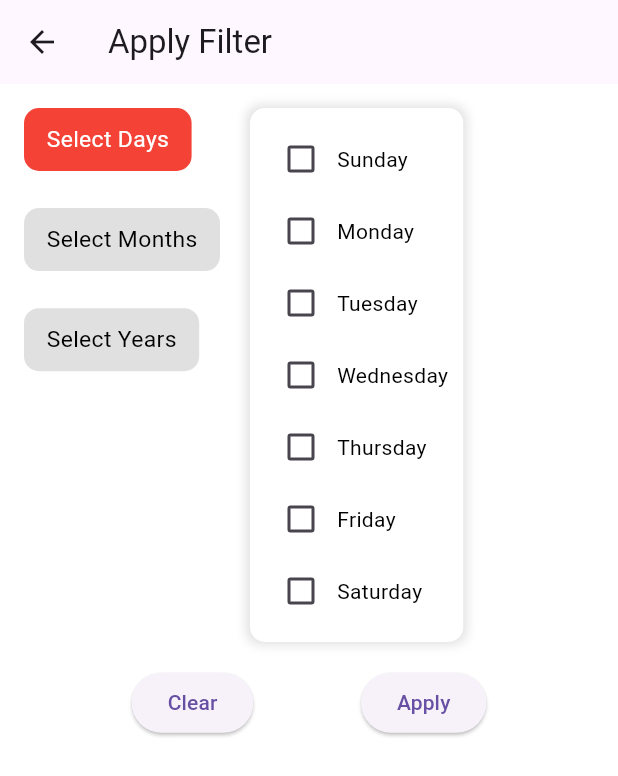
After one commit to Darjidev555/riverpod_news_app, a Flutter app: the BottomNavScreen screen opened directly, item 2 of the bottom bar chosen, after a tap on the "menu" icon, on a phone screen of 412 x 824 dp. The commit adds this screen. Shown: the top 776 px of the screen. Run offline on Flutter 3.47's test engine with Material 3 defaults, Android fonts, the phone set to English and light mode, and no system bars; our stand-ins replace app_links, cloud_firestore, delayed_display, device_info_plus, dio, firebase_auth and 10 more; accounts and stored records are empty; network calls fail.

Commit message:
add theme in my app

```diff
--- a/lib/core/commanwidget/trandingcard.dart
+++ b/lib/core/commanwidget/trandingcard.dart
@@ -27,7 +27,7 @@ class Trandingcard extends ConsumerWidget {
           children: [
             CommonTextWidget(
               text: "Hottest News",
-              fontSize: 16.sp,
+              fontSize: 15.sp,
               fontWeight: FontWeight.bold,
               color: theme.hintColor, // Use theme color
             ),
--- a/lib/core/feature/chat/viewmodel/chat_services.dart
+++ b/lib/core/feature/chat/viewmodel/chat_services.dart
@@ -2,7 +2,6 @@ import 'package:cloud_firestore/cloud_firestore.dart';
 import 'package:firebase_auth/firebase_auth.dart';
 import 'package:firebase_messaging/firebase_messaging.dart';
 import 'package:flutter_local_notifications/flutter_local_notifications.dart';
-import 'package:flutter/material.dart';
 
 class ChatService {
   final FirebaseFirestore _firestore = FirebaseFirestore.instance;
@@ -101,7 +100,7 @@ class ChatService {
 
   static Future<void> _sendPushNotification(
       String token, String senderName, String message) async {
-    // Here you need to integrate with your backend server to send the FCM notification
+    /// Here you need to integrate with your backend server to send the FCM notification
     print("Sending push notification to token: $token");
   }
 
--- /dev/null
+++ b/lib/core/feature/filter.dart/filterListScreen.dart
@@ -0,0 +1,39 @@
+import 'package:devwidget/core/feature/filter.dart/view.dart';
+import 'package:flutter/material.dart';
+
+class Filterlistscreen extends StatelessWidget {
+  final bool isFilterApplied;
+
+  Filterlistscreen({required this.isFilterApplied});
+
+  @override
+  Widget build(BuildContext context) {
+    return Scaffold(
+      appBar: AppBar(
+        automaticallyImplyLeading: false,
+        title: Text("Filtered List"),
+        actions: [
+          IconButton(
+              onPressed: () {
+                Navigator.push(
+                    context,
+                    MaterialPageRoute(
+                        builder: (context) => DaySelectionView()));
+              },
+              icon: Icon(
+                weight: 2.2,
+                size: 30.0,
+                Icons.menu,
+                color: isFilterApplied ? Colors.red : Colors.green,
+              ))
+        ],
+      ),
+      body: Center(
+        child: Text(
+          isFilterApplied ? "Filters Applied" : "No Filters Applied",
+          style: TextStyle(fontSize: 18),
+        ),
+      ),
+    );
+  }
+}
--- /dev/null
+++ b/lib/core/feature/filter.dart/view.dart
@@ -0,0 +1,244 @@
+import 'package:devwidget/core/commanwidget/commantextwidget.dart';
+import 'package:devwidget/core/commanwidget/newstile.dart';
+import 'package:devwidget/core/feature/filter.dart/filterListScreen.dart';
+import 'package:devwidget/core/feature/filter.dart/viewmodel.dart';
+import 'package:flutter/material.dart';
+import 'package:flutter_riverpod/flutter_riverpod.dart';
+import 'package:sizer/sizer.dart';
+
+class DaySelectionView extends ConsumerStatefulWidget {
+  @override
+  _DaySelectionViewState createState() => _DaySelectionViewState();
+}
+
+class _DaySelectionViewState extends ConsumerState<DaySelectionView> {
+  String selectedCategory = "Days"; // Track the selected category
+
+  @override
+  Widget build(BuildContext context) {
+    final state = ref.watch(daySelectionProvider);
+    final notifier = ref.read(daySelectionProvider.notifier);
+
+    final List<String> days = [
+      "Sunday",
+      "Monday",
+      "Tuesday",
+      "Wednesday",
+      "Thursday",
+      "Friday",
+      "Saturday"
+    ];
+
+    final List<String> years = [
+      "2023",
+      "2024",
+      "2025",
+      "2022",
+      "2021",
+      "2020",
+      "2019",
+      "2018"
+    ];
+
+    final List<String> months = [
+      "January",
+      "February",
+      "March",
+      "April",
+      "May",
+      "June",
+      "July",
+      "August",
+      "September",
+      "October",
+      "November",
+      "December"
+    ];
+
+    return Scaffold(
+      appBar: AppBar(
+        title: CommonTextWidget(text: 'Apply Filter'),
+      ),
+      body: Padding(
+        padding: const EdgeInsets.all(16.0),
+        child: Column(
+          children: [
+            Row(
+              crossAxisAlignment: CrossAxisAlignment.start,
+              children: [
+                // Left Side - Selection Options
+                Column(
+                  crossAxisAlignment: CrossAxisAlignment.start,
+                  children: [
+                    categoryButton("Days"),
+                    SizedBox(height: 3.h),
+                    categoryButton("Months"),
+                    SizedBox(height: 3.h),
+                    categoryButton("Years"),
+                  ],
+                ),
+
+                // Right Side - List Based on Selected Category
+                Align(
+                  alignment: Alignment.topLeft,
+                  child: Padding(
+                    padding: const EdgeInsets.only(left: 20),
+                    child: IntrinsicWidth(
+                      // Ensures the container takes only the required width
+                      child: IntrinsicHeight(
+                        child: getSelectionList(
+                            state, notifier, days, months, years),
+                      ),
+                    ),
+                  ),
+                ),
+              ],
+            ),
+            SizedBox(
+              height: 2.h,
+            ),
+            Row(
+              mainAxisAlignment: MainAxisAlignment.spaceEvenly,
+              children: [
+                ElevatedButton(
+                  onPressed: () {
+                    showDialog(
+                      context: context,
+                      builder: (BuildContext context) {
+                        return AlertDialog(
+                          title: Text("Confirmation"),
+                          content: Text(
+                              "Are you sure you want to clear the filter?"),
+                          actions: [
+                            TextButton(
+                              onPressed: () {
+                                Navigator.pop(context); // Close the dialog
+                              },
+                              child: Text("No"),
+                            ),
+                            TextButton(
+                              onPressed: () {
+                                notifier.clearSelection();
+                                Navigator.pop(context); // Close the dialog
+                                Navigator.push(
+                                  context,
+                                  MaterialPageRoute(
+                                    builder: (context) => Filterlistscreen(
+                                        isFilterApplied: false),
+                                  ),
+                                );
+                              },
+                              child: Text("Yes"),
+                            ),
+                          ],
+                        );
+                      },
+                    );
+                  },
+                  child: CommonTextWidget(text: "Clear"),
+                ),
+                ElevatedButton(
+                  onPressed: () async {
+                    await notifier.saveSelections();
+                    bool isFilterApplied = state.selectedDays.isNotEmpty ||
+                        state.selectedMonths.isNotEmpty ||
+                        state.selectedYears.isNotEmpty;
+                    Navigator.push(
+                      context,
+                      MaterialPageRoute(
+                        builder: (context) =>
+                            Filterlistscreen(isFilterApplied: isFilterApplied),
+                      ),
+                    );
+                  },
+                  child: CommonTextWidget(text: "Apply"),
+                )
+              ],
+            ),
+          ],
+        ),
+      ),
+    );
+  }
+
+  // Widget for selection buttons (Days, Months, Years)
+  Widget categoryButton(String category) {
+    bool isSelected = selectedCategory == category;
+    return GestureDetector(
+      onTap: () {
+        setState(() {
+          selectedCategory = category;
+        });
+      },
+      child: Container(
+        padding: const EdgeInsets.symmetric(vertical: 10, horizontal: 15),
+        decoration: BoxDecoration(
+          color: isSelected ? Colors.red : Colors.grey[300],
+          borderRadius: BorderRadius.circular(10),
+        ),
+        child: CommonTextWidget(
+          text: "Select $category",
+          fontSize: 16.sp,
+          color: isSelected ? Colors.white : Colors.black,
+        ),
+      ),
+    );
+  }
+
+  // Display the appropriate selection list based on the selected category
+  Widget getSelectionList(var state, var notifier, List<String> days,
+      List<String> months, List<String> years) {
+    List<String> items = [];
+    List<String> selectedItems = [];
+
+    if (selectedCategory == "Days") {
+      items = days;
+      selectedItems = state.selectedDays;
+    } else if (selectedCategory == "Months") {
+      items = months;
+      selectedItems = state.selectedMonths;
+    } else if (selectedCategory == "Years") {
+      items = years;
+      selectedItems = state.selectedYears;
+    }
+
+    return Container(
+      padding: EdgeInsets.all(10),
+      decoration: BoxDecoration(
+        color: Colors.white,
+        borderRadius: BorderRadius.circular(10),
+        boxShadow: [
+          BoxShadow(
+            color: Colors.grey.withOpacity(0.3),
+            spreadRadius: 2,
+            blurRadius: 5,
+          ),
+        ],
+      ),
+      child: Column(
+        crossAxisAlignment: CrossAxisAlignment.start,
+        children: items.map((item) {
+          return Row(
+            mainAxisSize: MainAxisSize.min, // Avoid extra space
+            children: [
+              Checkbox(
+                value: selectedItems.contains(item),
+                onChanged: (bool? value) {
+                  if (selectedCategory == "Days") {
+                    notifier.toggleDay(item);
+                  } else if (selectedCategory == "Months") {
+                    notifier.toggleMonth(item);
+                  } else if (selectedCategory == "Years") {
+                    notifier.toggleYear(item);
+                  }
+                },
+              ),
+              // Space between checkbox and text
+              CommonTextWidget(text: item),
+            ],
+          );
+        }).toList(),
+      ),
+    );
+  }
+}
--- a/lib/navigation/BottomNavScreen.dart
+++ b/lib/navigation/BottomNavScreen.dart
@@ -1,8 +1,9 @@
 import 'package:devwidget/core/feature/artical/view/artical_screen.dart';
+import 'package:devwidget/core/feature/filter.dart/filterListScreen.dart';
+import 'package:devwidget/core/feature/filter.dart/view.dart';
 import 'package:devwidget/core/feature/theme/themeprovider.dart';
 import 'package:flutter/material.dart';
 import 'package:flutter_riverpod/flutter_riverpod.dart';
-import '../core/feature/settings/view/setting_screen.dart';
 import '../core/feature/home/view/home_screen.dart';
 
 final bottomNavIndexProvider = StateProvider<int>((ref) => 0);
@@ -31,7 +32,7 @@ class BottomNavScreen extends ConsumerWidget {
           onTap: (index) {
             ref.read(bottomNavIndexProvider.notifier).state = index;
           },
-          selectedItemColor: theme.hintColor,
+          selectedItemColor: Colors.blueAccent,
           // Matching Newstile color
           unselectedItemColor: Colors.white,
           // White for contrast
@@ -61,7 +62,9 @@ class BottomNavScreen extends ConsumerWidget {
       case 0:
         return HomeScreen();
       case 1:
-        return ArticalScreen();
+        return Filterlistscreen(
+          isFilterApplied: true,
+        );
       case 2:
         return ThemeSwitcherScreen();
       default:
```
Also changed, not shown: lib/core/commanwidget/newstile.dart (+83 -22 lines), lib/core/feature/auth/view/login_screen.dart (+9 -9 lines), lib/core/feature/chat/view/chat_Screen.dart (+23 -20 lines), lib/core/feature/filter.dart/viewmodel.dart (added, +96 -0 lines), lib/core/feature/settings/view/setting_screen.dart (+4 -3 lines), lib/core/feature/theme/themeprovider.dart (+32 -10 lines), pubspec.yaml (+17 -0 lines), lib/core/model/news_color_model.dart (added).
